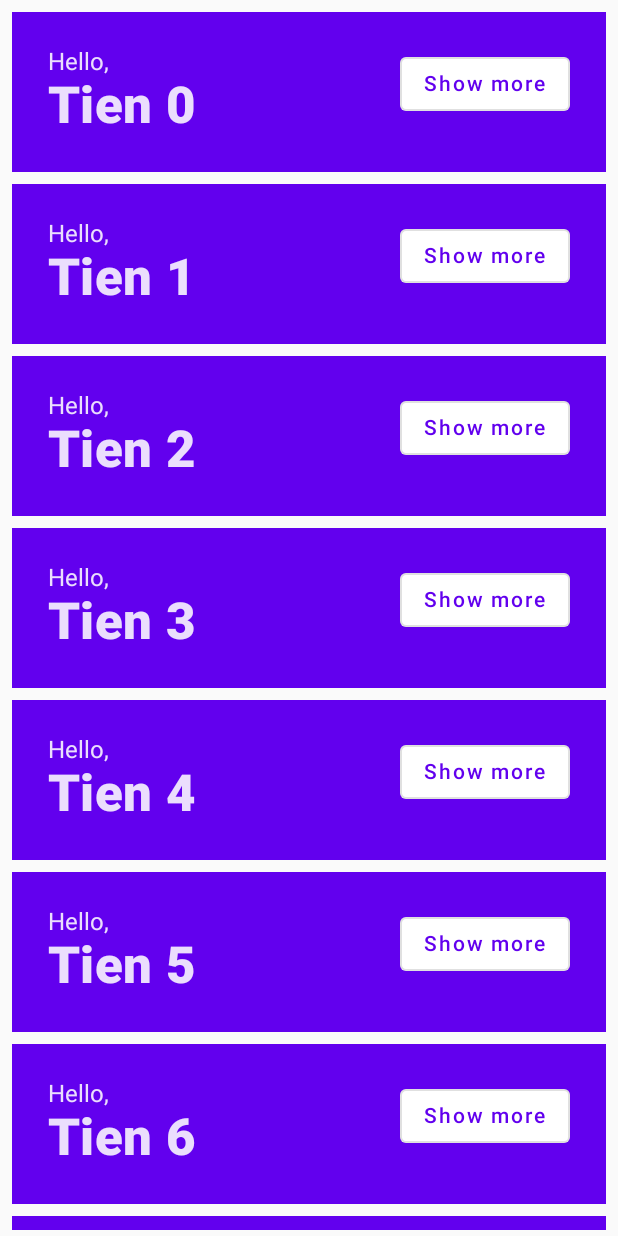
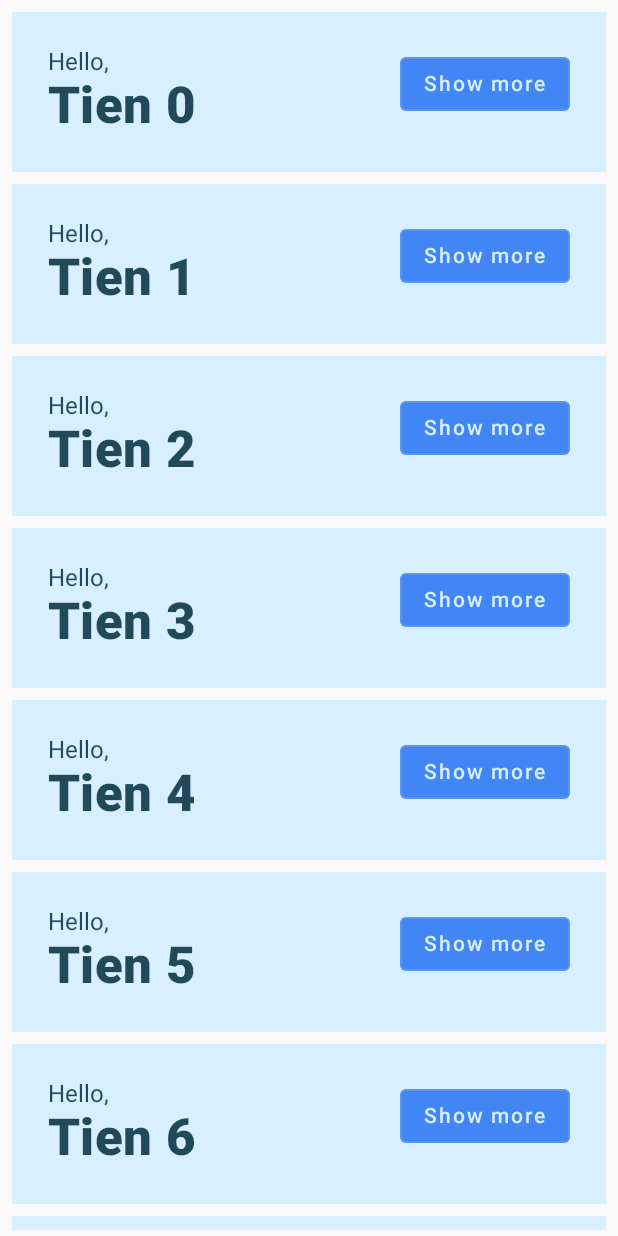
Before and after one commit to TienDao520/Android_codelabs, an Android app built with Jetpack Compose: the screen it shows after launch (MainActivity), after a tap on "Continue", on a phone screen of 412 x 824 dp. Run offline under Robolectric (Android 15) with nearby library versions, the phone set to English and light mode, and no system bars.

Commit message:
Task 12: Added LightColorPalette

```diff
--- a/app/src/main/java/tdao/example/basicscodelab/ui/theme/Theme.kt
+++ b/app/src/main/java/tdao/example/basicscodelab/ui/theme/Theme.kt
@@ -5,6 +5,7 @@ import androidx.compose.material.MaterialTheme
 import androidx.compose.material.darkColors
 import androidx.compose.material.lightColors
 import androidx.compose.runtime.Composable
+import androidx.compose.ui.graphics.Color
 
 private val DarkColorPalette = darkColors(
     primary = Purple200,
@@ -13,18 +14,10 @@ private val DarkColorPalette = darkColors(
 )
 
 private val LightColorPalette = lightColors(
-    primary = Purple500,
-    primaryVariant = Purple700,
-    secondary = Teal200
-
-    /* Other default colors to override
-    background = Color.White,
-    surface = Color.White,
-    onPrimary = Color.White,
-    onSecondary = Color.Black,
-    onBackground = Color.Black,
-    onSurface = Color.Black,
-    */
+    surface = Blue,
+    onSurface = Color.White,
+    primary = LightBlue,
+    onPrimary = Navy
 )
 
 @Composable
```
